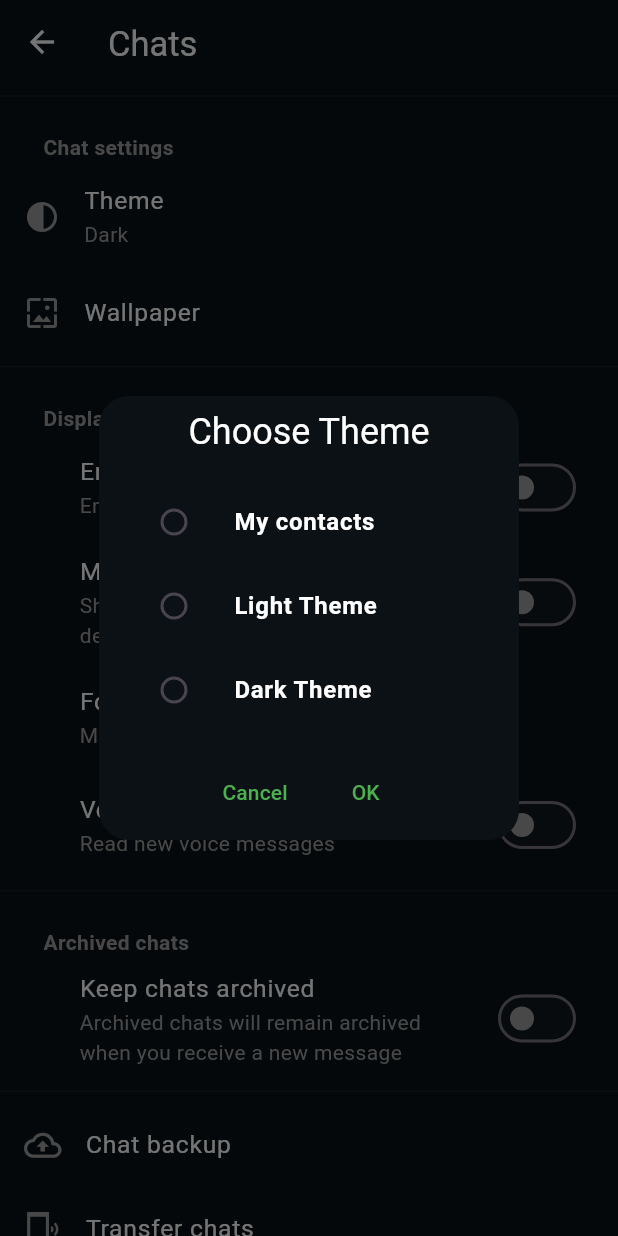
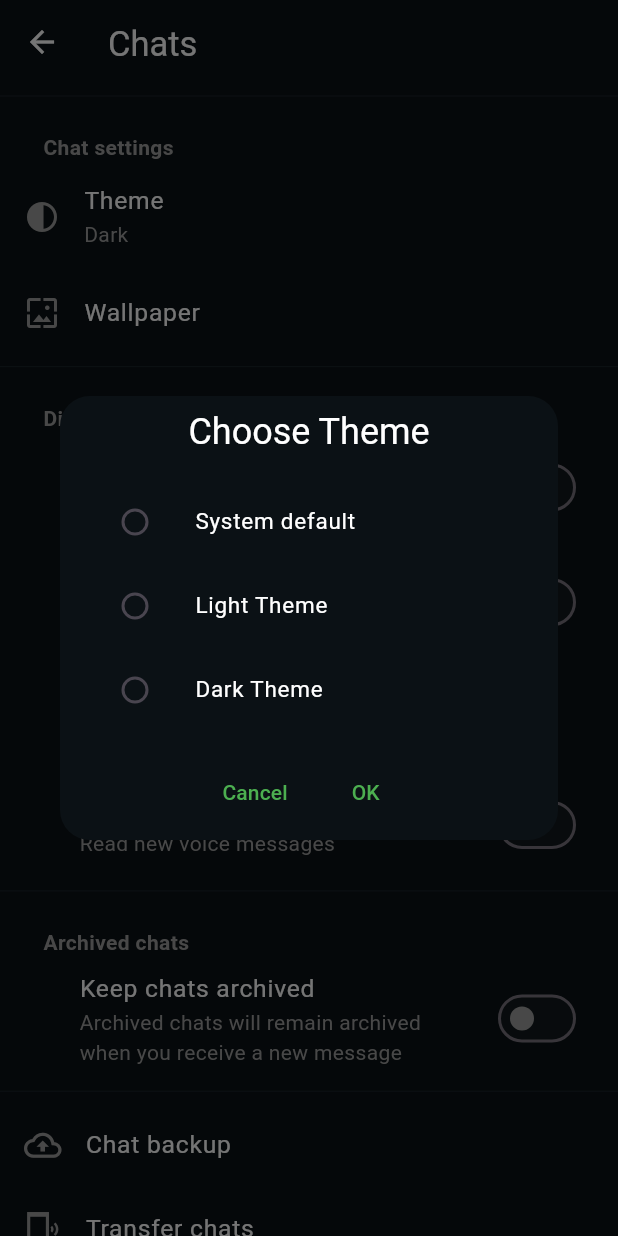
Before and after one commit to kartikkumarofficial/Whatsapp-Clone-Flutter, a Flutter app: the ChatsSettingsPage screen opened directly, after a tap on "Theme", on a phone screen of 412 x 824 dp. Run offline on Flutter 3.47's test engine with Material 3 defaults, Android fonts, the phone set to English and light mode, and no system bars; our stand-ins replace badges, font_awesome_flutter, get, image_picker.

Commit message:
theme dialog box

```diff
--- /dev/null
+++ b/lib/theme/apptheme.dart
@@ -0,0 +1,2 @@
+import 'package:flutter/material.dart';
+import 'package:get/get.dart';
--- a/lib/widgets.dart
+++ b/lib/widgets.dart
@@ -93,6 +93,8 @@ class ThemeManager{
       titleStyle: TextStyle(color: Colors.white),
       content: Padding(
         padding: const EdgeInsets.only(left: 2),
+        child: Container(
+          width: Get.width*0.9,
           child: Column(
             mainAxisSize: MainAxisSize.min,
             children: [
@@ -105,7 +107,7 @@ class ThemeManager{
                   },
                   activeColor: Colors.green,
                 ),
-              title: Text("My contacts", style: TextStyle(color: Colors.white, fontWeight: FontWeight.bold)),
+                title: Text("System default", style: TextStyle(color: Colors.white,fontSize: 15)),
               )),
               Obx(() => ListTile(
                 leading: Radio<String>(
@@ -116,7 +118,7 @@ class ThemeManager{
                   },
                   activeColor: Colors.green,
                 ),
-              title: Text("Light Theme", style: TextStyle(color: Colors.white, fontWeight: FontWeight.bold)),
+                title: Text("Light Theme", style: TextStyle(color: Colors.white,fontSize: 15)),
 
               )),
               Obx(() => ListTile(
@@ -128,10 +130,11 @@ class ThemeManager{
                   },
                   activeColor: Colors.green,
                 ),
-              title: Text("Dark Theme", style: TextStyle(color: Colors.white, fontWeight: FontWeight.bold)),
+                title: Text("Dark Theme", style: TextStyle(color: Colors.white,fontSize: 15)),
 
               )),
             ],
+          ),
         ),
       ),
       onConfirm: () {
```
Lines whose indentation alone changed are shown as unchanged.
